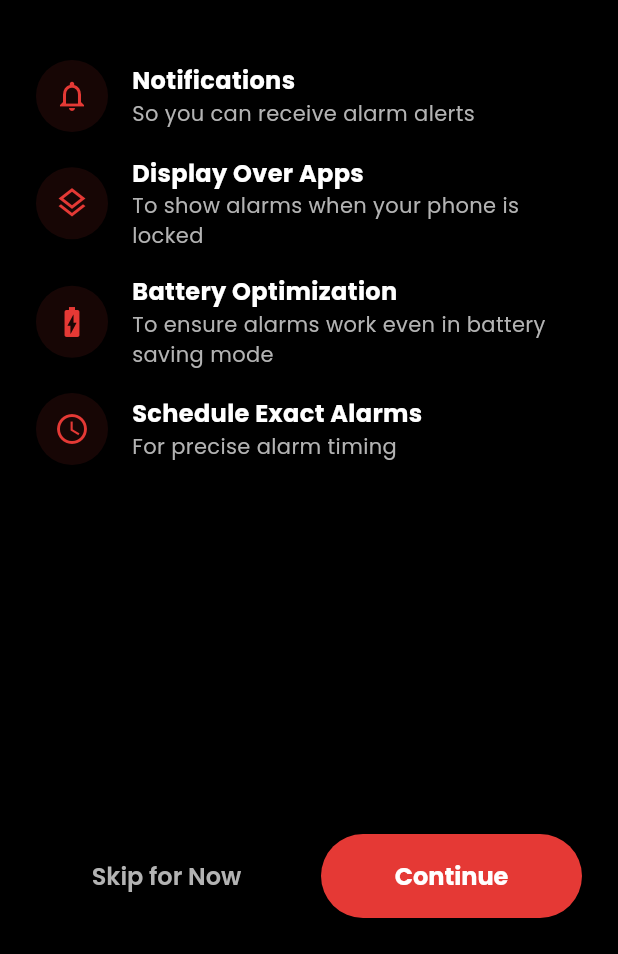
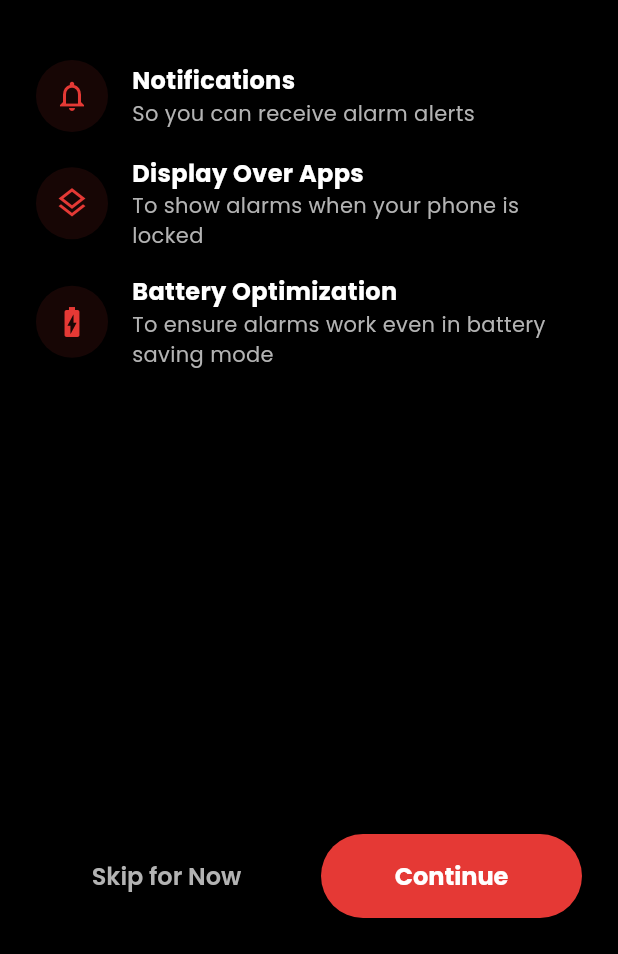
Before and after one commit to Muhammed-irshad-np/upNow, a Flutter app: the screen it shows after launch, after a tap on "Skip", on a phone screen of 412 x 824 dp, the part 282-1236 px from its top. Run offline on Flutter 3.47's test engine with Material 3 defaults, Android fonts, the light colour scheme and no system bars; our stand-ins replace audioplayers, fl_chart, flutter_local_notifications, flutter_screenutil, hive, hive_flutter and 4 more; accounts and stored records are empty.

Commit message:
permission fix

```diff
--- a/lib/screens/onboarding/permissions_screen.dart
+++ b/lib/screens/onboarding/permissions_screen.dart
@@ -69,12 +69,12 @@
                 'To ensure alarms work even in battery saving mode',
                 Icons.battery_charging_full,
               ),
-              const SizedBox(height: 16),
-              _buildPermissionItem(
-                'Schedule Exact Alarms',
-                'For precise alarm timing',
-                Icons.access_time,
-              ),
+              // const SizedBox(height: 16),
+              // _buildPermissionItem(
+              //   'Schedule Exact Alarms',
+              //   'For precise alarm timing',
+              //   Icons.access_time,
+              // ),
 
               const Spacer(),
 
@@ -188,7 +188,7 @@
     await PermissionsManager.requestNotifications(context);
     await PermissionsManager.requestDisplayOverApps(context);
     await PermissionsManager.requestBatteryOptimization(context);
-    await PermissionsManager.requestExactAlarm(context);
+    // await PermissionsManager.requestExactAlarm(context);
 
     provider.finishRequest();
 
--- a/lib/services/alarm_service.dart
+++ b/lib/services/alarm_service.dart
@@ -49,7 +49,7 @@
     tz_data.initializeTimeZones();
 
     // Request permissions first
-    await requestPermissions();
+    // await requestPermissions();
 
     // Fix release mode issues
     final bool isReleaseMode = const bool.fromEnvironment('dart.vm.product');
```
Also changed, not shown: lib/screens/alarm/alarm_screen.dart (+31 -17 lines).
